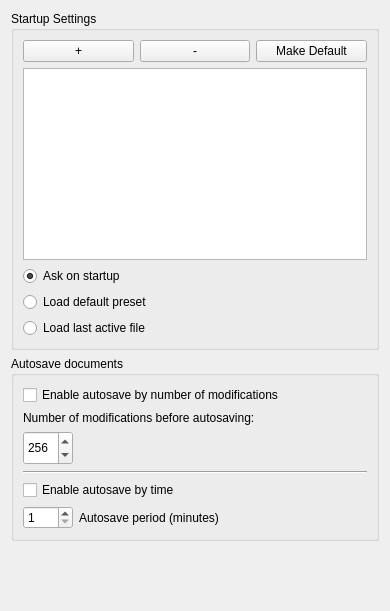
Qt form app/ui/filespage.ui (MakiNoAtorie/JustAnimate) before a commit.
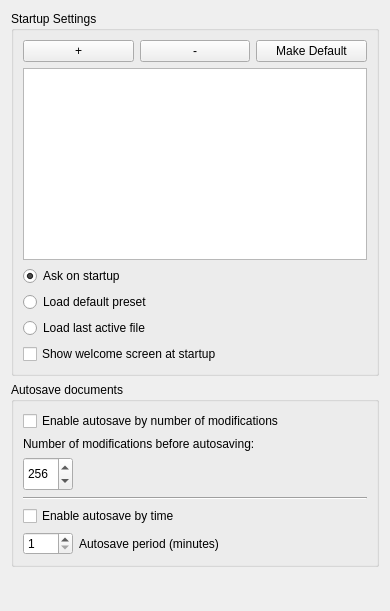
The same form after that commit.

```diff
--- a/app/ui/filespage.ui
+++ b/app/ui/filespage.ui
@@ -91,6 +91,13 @@
         </attribute>
        </widget>
       </item>
+      <item>
+       <widget class="QCheckBox" name="showWelcomeCheckBox">
+        <property name="text">
+         <string>Show welcome screen at startup</string>
+        </property>
+       </widget>
+      </item>
      </layout>
     </widget>
    </item>
```
